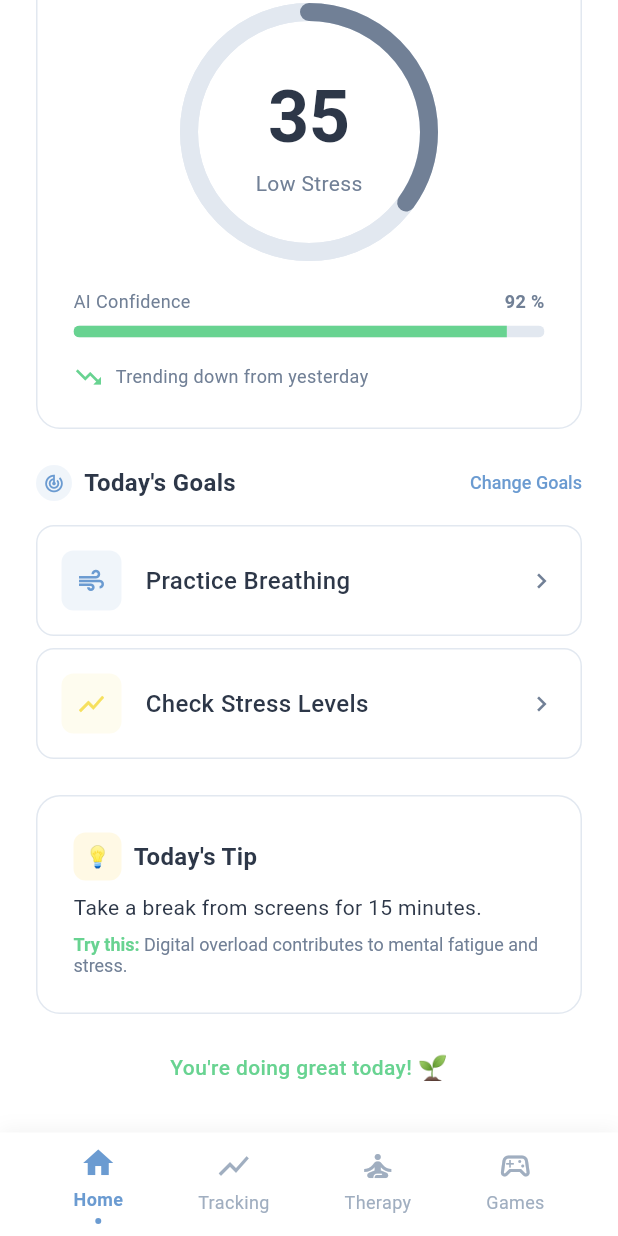
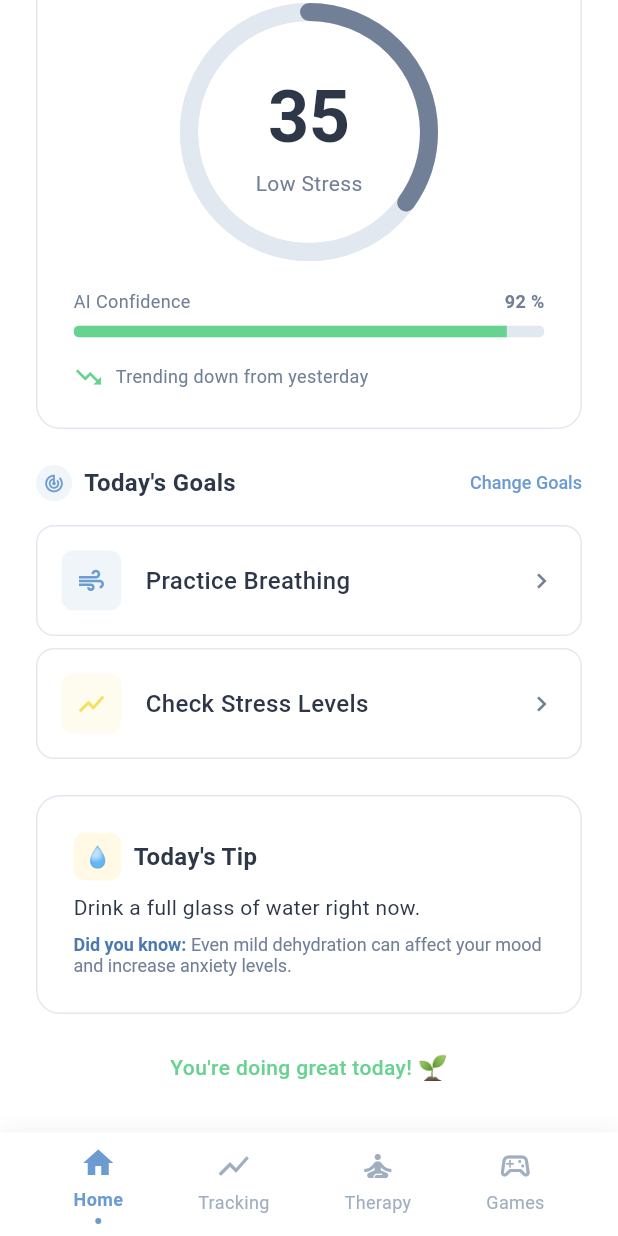
Before and after one commit to JHyeon0915/CalmTrace, a Flutter app: the screen it shows once a user with an empty profile is signed in, scrolled down 357 dp, on a phone screen of 412 x 824 dp. Run offline on Flutter 3.47's test engine with Material 3 defaults, Android fonts, the phone set to English and light mode, and no system bars; our stand-ins replace audioplayers, firebase_auth, firebase_core, flutter_dotenv, shared_preferences; accounts and stored records are empty; network calls fail; Roboto replaces fonts that are missing (SF Pro Display).

Commit message:
feat: Today's Tip

```diff
--- /dev/null
+++ b/frontend/lib/models/daily_tip_model.dart
@@ -0,0 +1,132 @@
+import 'package:flutter/material.dart';
+
+/// A daily wellness tip to display on the dashboard
+class DailyTip {
+  final String id;
+  final String description;
+  final String actionPrefix;
+  final String actionText;
+  final String emoji;
+  final Color? accentColor;
+
+  const DailyTip({
+    required this.id,
+    required this.description,
+    required this.actionPrefix,
+    required this.actionText,
+    this.emoji = '💡',
+    this.accentColor,
+  });
+}
+
+/// Collection of daily tips for the app
+class DailyTips {
+  static const List<DailyTip> all = [
+    DailyTip(
+      id: 'screen_break',
+      description: 'Take a break from screens for 15 minutes.',
+      actionPrefix: 'Try this:',
+      actionText: 'Digital overload contributes to mental fatigue and stress.',
+      emoji: '💡',
+    ),
+    DailyTip(
+      id: 'deep_breathing',
+      description: 'Practice deep breathing for 5 minutes.',
+      actionPrefix: 'Why it helps:',
+      actionText:
+          'Deep breathing activates your parasympathetic nervous system, reducing stress hormones.',
+      emoji: '🌬️',
+    ),
+    DailyTip(
+      id: 'hydration',
+      description: 'Drink a full glass of water right now.',
+      actionPrefix: 'Did you know:',
+      actionText:
+          'Even mild dehydration can affect your mood and increase anxiety levels.',
+      emoji: '💧',
+    ),
+    DailyTip(
+      id: 'gratitude',
+      description: 'Write down three things you\'re grateful for.',
+      actionPrefix: 'The science:',
+      actionText:
+          'Gratitude practices can increase happiness and reduce symptoms of depression.',
+      emoji: '🙏',
+    ),
+    DailyTip(
+      id: 'movement',
+      description: 'Take a short walk, even just 10 minutes.',
+      actionPrefix: 'Fun fact:',
+      actionText:
+          'Walking releases endorphins and can improve your mood for hours afterward.',
+      emoji: '🚶',
+    ),
+    DailyTip(
+      id: 'nature',
+      description: 'Spend a few minutes looking at nature or plants.',
+      actionPrefix: 'Research shows:',
+      actionText:
+          'Exposure to nature, even through a window, can lower cortisol levels.',
+      emoji: '🌿',
+    ),
+    DailyTip(
+      id: 'stretch',
+      description: 'Do a quick 2-minute stretching routine.',
+      actionPrefix: 'Your body will thank you:',
+      actionText:
+          'Stretching releases muscle tension that builds up from stress and poor posture.',
+      emoji: '🧘',
+    ),
+    DailyTip(
+      id: 'connection',
+      description: 'Send a kind message to someone you care about.',
+      actionPrefix: 'Connection matters:',
+      actionText:
+          'Social bonds are one of the strongest predictors of mental well-being.',
+      emoji: '💬',
+    ),
+    DailyTip(
+      id: 'mindful_eating',
+      description: 'Eat your next meal without any distractions.',
+      actionPrefix: 'Mindful eating:',
+      actionText:
+          'Focusing on your food improves digestion and helps you feel more satisfied.',
+      emoji: '🍽️',
+    ),
+    DailyTip(
+      id: 'sleep_prep',
+      description:
+          'Set a reminder to start winding down 30 minutes before bed.',
+      actionPrefix: 'Sleep hygiene:',
+      actionText:
+          'A consistent wind-down routine signals your brain that it\'s time to rest.',
+      emoji: '🌙',
+    ),
+  ];
+
+  /// Get the tip for today based on the current date
+  /// This ensures the same tip shows all day, but changes each day
+  static DailyTip getTodaysTip() {
+    final now = DateTime.now();
+    // Create a seed from the date (year + month + day)
+    final dateSeed = now.year * 10000 + now.month * 100 + now.day;
+    // Use modulo to get a consistent index for the day
+    final index = dateSeed % all.length;
+    return all[index];
+  }
+
+  /// Get a specific tip by ID
+  static DailyTip? getTipById(String id) {
+    try {
+      return all.firstWhere((tip) => tip.id == id);
+    } catch (_) {
+      return null;
+    }
+  }
+
+  /// Get a random tip (for testing or variety)
+  static DailyTip getRandomTip() {
+    final index = DateTime.now().millisecondsSinceEpoch % all.length;
+    return all[index];
+  }
+}
--- a/frontend/lib/screens/dashboard_screen.dart
+++ b/frontend/lib/screens/dashboard_screen.dart
@@ -4,6 +4,7 @@ import '../services/auth_service.dart';
 import '../services/streak_service.dart';
 import '../services/goals_service.dart';
 import '../models/goal_model.dart';
+import '../models/daily_tip_model.dart';
 import '../widgets/app_bottom_nav_bar.dart';
 import '../widgets/streak_celebration_modal.dart';
 import '../widgets/set_goals_modal.dart';
@@ -32,9 +33,13 @@ class _DashboardScreenState extends State<DashboardScreen> {
   List<UserGoal> _dailyGoals = [];
   int _goalsCompleted = 0;
 
+  // Daily tip - gets set once based on today's date
+  late final DailyTip _todaysTip;
+
   @override
   void initState() {
     super.initState();
+    _todaysTip = DailyTips.getTodaysTip();
     _loadData();
   }
 
@@ -769,8 +774,11 @@ class _DashboardScreenState extends State<DashboardScreen> {
                   color: const Color(0xFFFFF9E5),
                   borderRadius: AppRadius.smBorder,
                 ),
-                child: const Center(
-                  child: Text('💡', style: TextStyle(fontSize: 14)),
+                child: Center(
+                  child: Text(
+                    _todaysTip.emoji,
+                    style: const TextStyle(fontSize: 14),
+                  ),
                 ),
               ),
               const SizedBox(width: AppSpacing.sm),
@@ -781,25 +789,21 @@ class _DashboardScreenState extends State<DashboardScreen> {
             ],
           ),
           const SizedBox(height: AppSpacing.sm),
-          Text(
-            'Take a break from screens for 15 minutes.',
-            style: AppTextStyles.bodyMedium,
-          ),
+          Text(_todaysTip.description, style: AppTextStyles.bodyMedium),
           const SizedBox(height: AppSpacing.sm),
           RichText(
             text: TextSpan(
               style: AppTextStyles.bodySmall,
               children: [
                 TextSpan(
-                  text: 'Try this: ',
+                  text: '${_todaysTip.actionPrefix} ',
                   style: TextStyle(
-                    color: AppColors.stressLow,
+                    color: AppColors.primaryDark,
                     fontWeight: FontWeight.w600,
                   ),
                 ),
                 TextSpan(
-                  text:
-                      'Digital overload contributes to mental fatigue and stress.',
+                  text: _todaysTip.actionText,
                   style: TextStyle(color: AppColors.textSecondary),
                 ),
               ],
```
